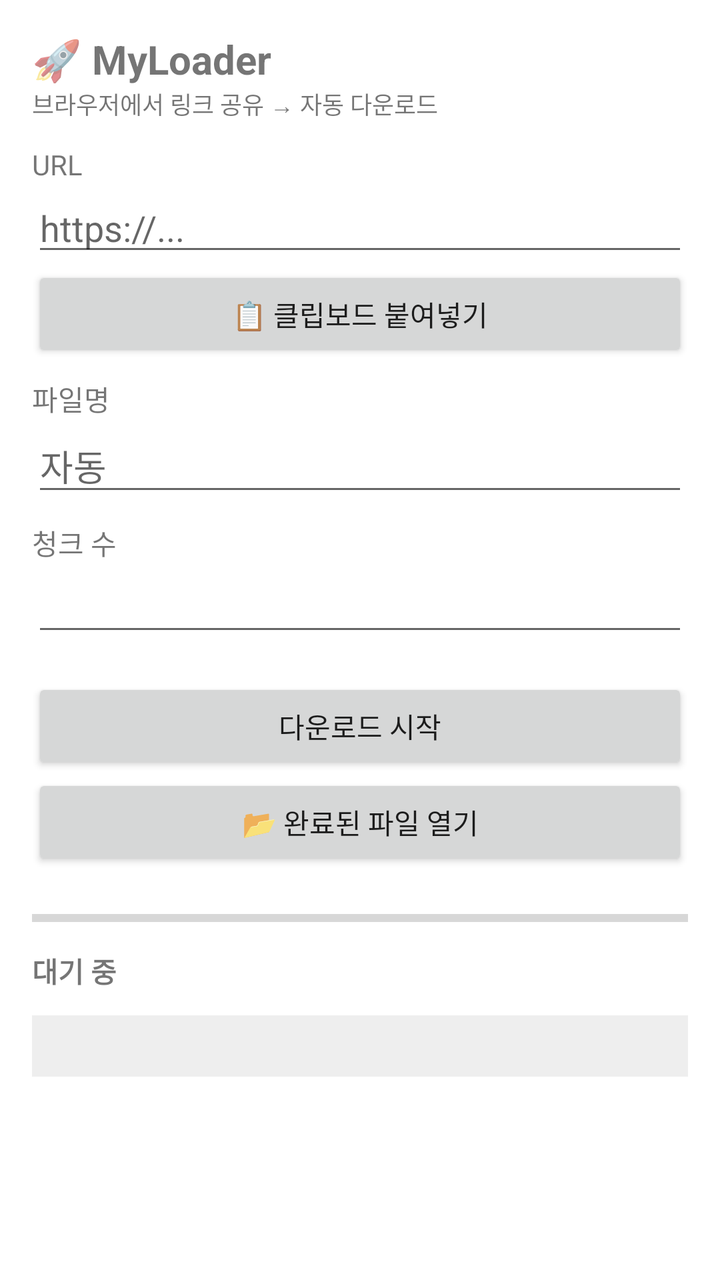
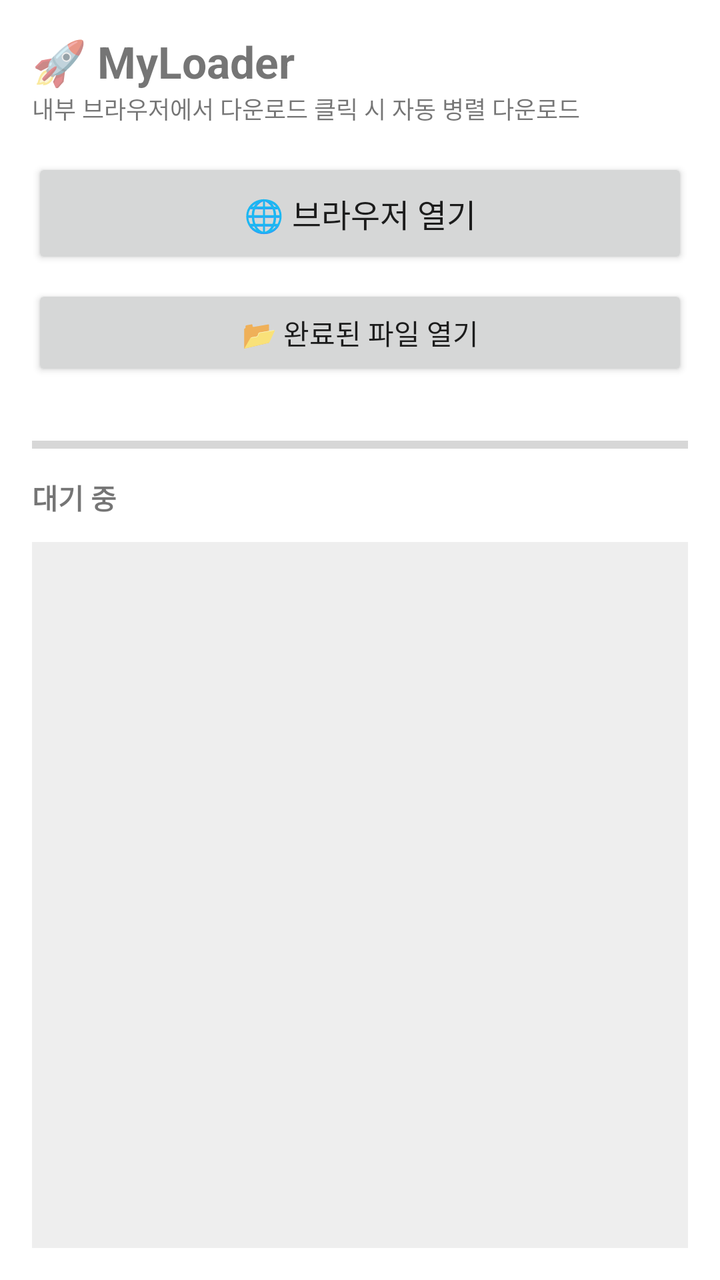

The first picture is an Android layout as it rendered before a commit; the second is the same layout after the commit. The layout source and the unified diff follow.
<!-- AndroidManifest.xml: application theme Theme.MyLoader -->
<!-- res/layout/activity_main.xml -->
<?xml version="1.0" encoding="utf-8"?>
<ScrollView xmlns:android="http://schemas.android.com/apk/res/android"
    android:layout_width="match_parent"
    android:layout_height="match_parent"
    android:padding="16dp">

    <LinearLayout
        android:layout_width="match_parent"
        android:layout_height="wrap_content"
        android:orientation="vertical">

        <TextView
            android:layout_width="wrap_content"
            android:layout_height="wrap_content"
            android:text="🚀 MyLoader"
            android:textSize="20sp"
            android:textStyle="bold" />

        <TextView
            android:layout_width="wrap_content"
            android:layout_height="wrap_content"
            android:text="브라우저에서 링크 공유 → 자동 다운로드"
            android:textSize="12sp"
            android:layout_marginBottom="12dp" />

        <TextView android:layout_width="wrap_content" android:layout_height="wrap_content" android:text="URL" />

        <EditText
            android:id="@+id/urlInput"
            android:layout_width="match_parent"
            android:layout_height="wrap_content"
            android:inputType="textUri"
            android:hint="https://..." />

        <Button
            android:id="@+id/pasteBtn"
            android:layout_width="match_parent"
            android:layout_height="wrap_content"
            android:text="📋 클립보드 붙여넣기" />

        <TextView android:layout_width="wrap_content" android:layout_height="wrap_content"
            android:layout_marginTop="8dp" android:text="파일명" />

        <EditText
            android:id="@+id/fileNameInput"
            android:layout_width="match_parent"
            android:layout_height="wrap_content"
            android:inputType="text"
            android:hint="자동" />

        <TextView android:layout_width="wrap_content" android:layout_height="wrap_content"
            android:layout_marginTop="8dp" android:text="청크 수" />

        <EditText
            android:id="@+id/chunkInput"
            android:layout_width="match_parent"
            android:layout_height="wrap_content"
            android:inputType="number" />

        <Button
            android:id="@+id/startBtn"
            android:layout_width="match_parent"
            android:layout_height="wrap_content"
            android:layout_marginTop="16dp"
            android:text="다운로드 시작" />

        <Button
            android:id="@+id/openBtn"
            android:layout_width="match_parent"
            android:layout_height="wrap_content"
            android:text="📂 완료된 파일 열기" />

        <ProgressBar
            android:id="@+id/progressBar"
            style="?android:attr/progressBarStyleHorizontal"
            android:layout_width="match_parent"
            android:layout_height="wrap_content"
            android:layout_marginTop="16dp"
            android:max="100" />

        <TextView
            android:id="@+id/statusText"
            android:layout_width="match_parent"
            android:layout_height="wrap_content"
            android:layout_marginTop="8dp"
            android:text="대기 중"
            android:textStyle="bold" />

        <TextView
            android:id="@+id/logText"
            android:layout_width="match_parent"
            android:layout_height="wrap_content"
            android:layout_marginTop="12dp"
            android:background="#11000000"
            android:padding="8dp"
            android:fontFamily="monospace"
            android:textSize="11sp"
            android:textIsSelectable="true" />

    </LinearLayout>
</ScrollView>
<!-- resources referenced by this layout -->
<resources>
  <style name="Theme.MyLoader" parent="Theme.MaterialComponents.DayNight.DarkActionBar">
          <item name="colorPrimary">#1976D2</item>
          <item name="colorPrimaryVariant">#0D47A1</item>
          <item name="colorOnPrimary">#FFFFFF</item>
          <item name="colorSecondary">#03DAC6</item>
      </style>
</resources>

<!-- the commit's change to res/layout/activity_main.xml (unified diff, before → after) -->
@@ -1,101 +1,66 @@
 <?xml version="1.0" encoding="utf-8"?>
-<ScrollView xmlns:android="http://schemas.android.com/apk/res/android"
+<LinearLayout xmlns:android="http://schemas.android.com/apk/res/android"
     android:layout_width="match_parent"
     android:layout_height="match_parent"
+    android:orientation="vertical"
     android:padding="16dp">
 
-    <LinearLayout
+    <TextView
+        android:layout_width="wrap_content"
+        android:layout_height="wrap_content"
+        android:text="🚀 MyLoader"
+        android:textSize="22sp"
+        android:textStyle="bold" />
+
+    <TextView
+        android:layout_width="wrap_content"
+        android:layout_height="wrap_content"
+        android:text="내부 브라우저에서 다운로드 클릭 시 자동 병렬 다운로드"
+        android:textSize="12sp"
+        android:layout_marginBottom="16dp" />
+
+    <Button
+        android:id="@+id/startBrowserBtn"
         android:layout_width="match_parent"
         android:layout_height="wrap_content"
-        android:orientation="vertical">
+        android:padding="16dp"
+        android:textSize="16sp"
+        android:text="🌐 브라우저 열기" />
 
-        <TextView
-            android:layout_width="wrap_content"
-            android:layout_height="wrap_content"
-            android:text="🚀 MyLoader"
-            android:textSize="20sp"
-            android:textStyle="bold" />
+    <Button
+        android:id="@+id/openBtn"
+        android:layout_width="match_parent"
+        android:layout_height="wrap_content"
+        android:layout_marginTop="8dp"
+        android:text="📂 완료된 파일 열기" />
 
-        <TextView
-            android:layout_width="wrap_content"
-            android:layout_height="wrap_content"
-            android:text="브라우저에서 링크 공유 → 자동 다운로드"
-            android:textSize="12sp"
-            android:layout_marginBottom="12dp" />
+    <ProgressBar
+        android:id="@+id/progressBar"
+        style="?android:attr/progressBarStyleHorizontal"
+        android:layout_width="match_parent"
+        android:layout_height="wrap_content"
+        android:layout_marginTop="24dp"
+        android:max="100" />
 
-        <TextView android:layout_width="wrap_content" android:layout_height="wrap_content" android:text="URL" />
+    <TextView
+        android:id="@+id/statusText"
+        android:layout_width="match_parent"
+        android:layout_height="wrap_content"
+        android:layout_marginTop="8dp"
+        android:text="대기 중"
+        android:textStyle="bold" />
 
-        <EditText
-            android:id="@+id/urlInput"
-            android:layout_width="match_parent"
-            android:layout_height="wrap_content"
-            android:inputType="textUri"
-            android:hint="https://..." />
+    <TextView
+        android:id="@+id/logText"
+        android:layout_width="match_parent"
+        android:layout_height="0dp"
+        android:layout_weight="1"
+        android:layout_marginTop="12dp"
+        android:background="#11000000"
+        android:padding="8dp"
+        android:fontFamily="monospace"
+        android:textSize="11sp"
+        android:textIsSelectable="true"
+        android:scrollbars="vertical" />
 
-        <Button
-            android:id="@+id/pasteBtn"
-            android:layout_width="match_parent"
-            android:layout_height="wrap_content"
-            android:text="📋 클립보드 붙여넣기" />
-
-        <TextView android:layout_width="wrap_content" android:layout_height="wrap_content"
-            android:layout_marginTop="8dp" android:text="파일명" />
-
-        <EditText
-            android:id="@+id/fileNameInput"
-            android:layout_width="match_parent"
-            android:layout_height="wrap_content"
-            android:inputType="text"
-            android:hint="자동" />
-
-        <TextView android:layout_width="wrap_content" android:layout_height="wrap_content"
-            android:layout_marginTop="8dp" android:text="청크 수" />
-
-        <EditText
-            android:id="@+id/chunkInput"
-            android:layout_width="match_parent"
-            android:layout_height="wrap_content"
-            android:inputType="number" />
-
-        <Button
-            android:id="@+id/startBtn"
-            android:layout_width="match_parent"
-            android:layout_height="wrap_content"
-            android:layout_marginTop="16dp"
-            android:text="다운로드 시작" />
-
-        <Button
-            android:id="@+id/openBtn"
-            android:layout_width="match_parent"
-            android:layout_height="wrap_content"
-            android:text="📂 완료된 파일 열기" />
-
-        <ProgressBar
-            android:id="@+id/progressBar"
-            style="?android:attr/progressBarStyleHorizontal"
-            android:layout_width="match_parent"
-            android:layout_height="wrap_content"
-            android:layout_marginTop="16dp"
-            android:max="100" />
-
-        <TextView
-            android:id="@+id/statusText"
-            android:layout_width="match_parent"
-            android:layout_height="wrap_content"
-            android:layout_marginTop="8dp"
-            android:text="대기 중"
-            android:textStyle="bold" />
-
-        <TextView
-            android:id="@+id/logText"
-            android:layout_width="match_parent"
-            android:layout_height="wrap_content"
-            android:layout_marginTop="12dp"
-            android:background="#11000000"
-            android:padding="8dp"
-            android:fontFamily="monospace"
-            android:textSize="11sp"
-            android:textIsSelectable="true" />
-
-    </LinearLayout>
-</ScrollView>
+</LinearLayout>
